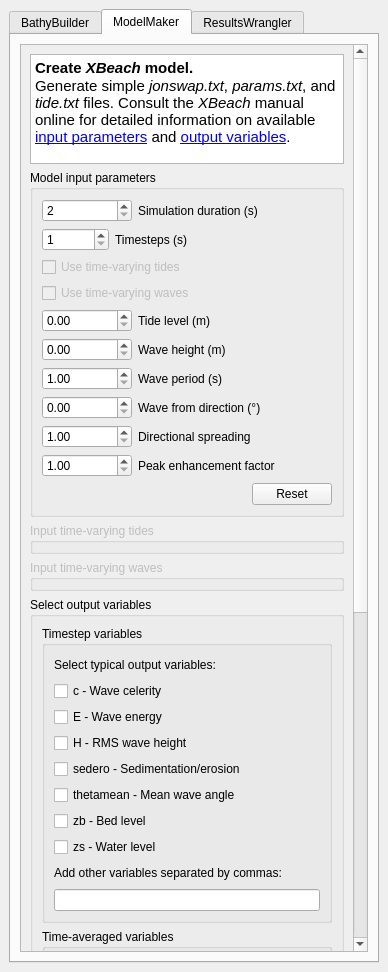
Above: QBeach_dockwidget_base.ui from JTMelly/QBeach before the change. Below: the same form after it.
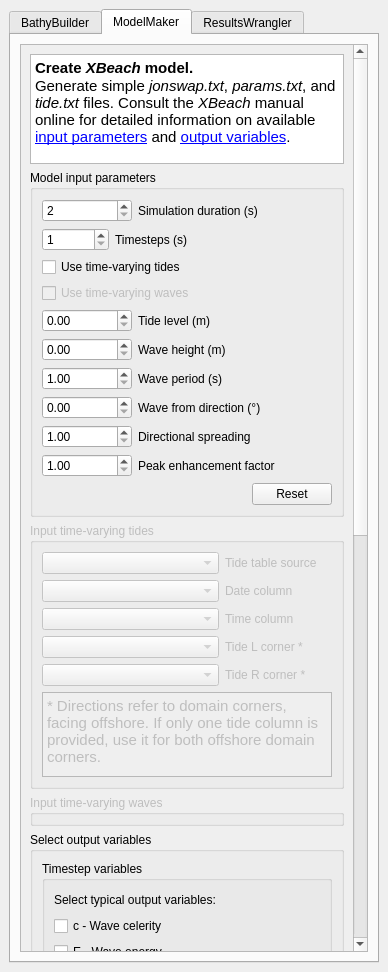
That is the form after the change. Custom widgets are drawn as their Qt base class.

Commit message: added UI elements and logic to load tide tables, more functionality needed

Patch:
```diff
--- a/QBeach_dockwidget_base.ui
+++ b/QBeach_dockwidget_base.ui
@@ -26,7 +26,7 @@
    <string>QBeach</string>
   </property>
   <widget class="QWidget" name="dockWidgetContents">
-   <layout class="QGridLayout" name="gridLayout_18">
+   <layout class="QGridLayout" name="gridLayout_19">
     <item row="0" column="0">
      <widget class="QTabWidget" name="tabQBeach">
       <property name="currentIndex">
@@ -1187,7 +1187,7 @@
        <attribute name="title">
         <string>ModelMaker</string>
        </attribute>
-       <layout class="QGridLayout" name="gridLayout_16">
+       <layout class="QGridLayout" name="gridLayout_18">
         <item row="0" column="0">
          <widget class="QScrollArea" name="saMM">
           <property name="widgetResizable">
@@ -1196,15 +1196,15 @@
           <widget class="QWidget" name="scrollAreaWidgetContents_2">
            <property name="geometry">
             <rect>
-             <x>0</x>
+             <x>-10</x>
              <y>0</y>
-             <width>346</width>
-             <height>882</height>
+             <width>353</width>
+             <height>963</height>
             </rect>
            </property>
-           <layout class="QGridLayout" name="gridLayout_9">
+           <layout class="QGridLayout" name="gridLayout_16">
             <item row="0" column="0">
-             <layout class="QVBoxLayout" name="verticalLayout_7">
+             <layout class="QVBoxLayout" name="verticalLayout_14">
               <item>
                <widget class="QTextBrowser" name="txtbModelMaker">
                 <property name="minimumSize">
@@ -1325,7 +1325,7 @@
                      <item>
                       <widget class="QCheckBox" name="cbVariableTides">
                        <property name="enabled">
-                        <bool>false</bool>
+                        <bool>true</bool>
                        </property>
                        <property name="text">
                         <string>Use time-varying tides</string>
@@ -1637,11 +1637,216 @@
                  <bool>false</bool>
                 </property>
                 <property name="styleSheet">
-                 <string notr="true"> QgsCollapsibleGroupBoxBasic { border: none; }QgsCollapsibleGroupBoxBasic::title, QgsCollapsibleGroupBox::title {  subcontrol-origin: margin;  subcontrol-position: top left;  margin-left: 20px;  margin-right: 5px;  left: 0px;  top: 1px;}</string>
+                 <string notr="true">QgsCollapsibleGroupBoxBasic::title, QgsCollapsibleGroupBox::title {  subcontrol-origin: margin;  subcontrol-position: top left;  margin-left: 20px;  margin-right: 5px;  left: 0px;  top: 1px;}QgsCollapsibleGroupBoxBasic::title, QgsCollapsibleGroupBox::title {  subcontrol-origin: margin;  subcontrol-position: top left;  margin-left: 20px;  margin-right: 5px;  left: 0px;  top: 1px;}QgsCollapsibleGroupBoxBasic::title, QgsCollapsibleGroupBox::title {  subcontrol-origin: margin;  subcontrol-position: top left;  margin-left: 20px;  margin-right: 5px;  left: 0px;  top: 1px;}</string>
                 </property>
                 <property name="title">
                  <string>Input time-varying tides</string>
                 </property>
+                <property name="collapsed">
+                 <bool>false</bool>
+                </property>
+                <layout class="QGridLayout" name="gridLayout_9">
+                 <item row="0" column="0">
+                  <layout class="QVBoxLayout" name="verticalLayout_7">
+                   <item>
+                    <layout class="QHBoxLayout" name="horizontalLayout_76">
+                     <item>
+                      <widget class="QgsMapLayerComboBox" name="mlcbTideTable">
+                       <property name="minimumSize">
+                        <size>
+                         <width>177</width>
+                         <height>0</height>
+                        </size>
+                       </property>
+                      </widget>
+                     </item>
+                     <item>
+                      <widget class="QLabel" name="lbTideTable">
+                       <property name="text">
+                        <string>Tide table source</string>
+                       </property>
+                      </widget>
+                     </item>
+                     <item>
+                      <spacer name="horizontalSpacer_75">
+                       <property name="orientation">
+                        <enum>Qt::Orientation::Horizontal</enum>
+                       </property>
+                       <property name="sizeHint" stdset="0">
+                        <size>
+                         <width>40</width>
+                         <height>20</height>
+                        </size>
+                       </property>
+                      </spacer>
+                     </item>
+                    </layout>
+                   </item>
+                   <item>
+                    <layout class="QHBoxLayout" name="horizontalLayout_75">
+                     <item>
+                      <widget class="QComboBox" name="cbDateColumn">
+                       <property name="minimumSize">
+                        <size>
+                         <width>177</width>
+                         <height>0</height>
+                        </size>
+                       </property>
+                      </widget>
+                     </item>
+                     <item>
+                      <widget class="QLabel" name="lbDateColumn">
+                       <property name="text">
+                        <string>Date column</string>
+                       </property>
+                      </widget>
+                     </item>
+                     <item>
+                      <spacer name="horizontalSpacer_74">
+                       <property name="orientation">
+                        <enum>Qt::Orientation::Horizontal</enum>
+                       </property>
+                       <property name="sizeHint" stdset="0">
+                        <size>
+                         <width>40</width>
+                         <height>20</height>
+                        </size>
+                       </property>
+                      </spacer>
+                     </item>
+                    </layout>
+                   </item>
+                   <item>
+                    <layout class="QHBoxLayout" name="horizontalLayout_74">
+                     <item>
+                      <widget class="QComboBox" name="cbTimeColumn">
+                       <property name="minimumSize">
+                        <size>
+                         <width>177</width>
+                         <height>0</height>
+                        </size>
+                       </property>
+                      </widget>
+                     </item>
+                     <item>
+                      <widget class="QLabel" name="lbTimeColumn">
+                       <property name="text">
+                        <string>Time column</string>
+                       </property>
+                      </widget>
+                     </item>
+                     <item>
+                      <spacer name="horizontalSpacer_73">
+                       <property name="orientation">
+                        <enum>Qt::Orientation::Horizontal</enum>
+                       </property>
+                       <property name="sizeHint" stdset="0">
+                        <size>
+                         <width>40</width>
+                         <height>20</height>
+                        </size>
+                       </property>
+                      </spacer>
+                     </item>
+                    </layout>
+                   </item>
+                   <item>
+                    <layout class="QHBoxLayout" name="horizontalLayout_73">
+                     <item>
+                      <widget class="QComboBox" name="cbLeftTideColumn">
+                       <property name="minimumSize">
+                        <size>
+                         <width>177</width>
+                         <height>0</height>
+                        </size>
+                       </property>
+                      </widget>
+                     </item>
+                     <item>
+                      <widget class="QLabel" name="lbTideColumnL">
+                       <property name="text">
+                        <string>Tide L corner *</string>
+                       </property>
+                      </widget>
+                     </item>
+                     <item>
+                      <spacer name="horizontalSpacer_72">
+                       <property name="orientation">
+                        <enum>Qt::Orientation::Horizontal</enum>
+                       </property>
+                       <property name="sizeHint" stdset="0">
+                        <size>
+                         <width>40</width>
+                         <height>20</height>
+                        </size>
+                       </property>
+                      </spacer>
+                     </item>
+                    </layout>
+                   </item>
+                   <item>
+                    <layout class="QHBoxLayout" name="horizontalLayout_72">
+                     <item>
+                      <widget class="QComboBox" name="cbRightTideColumn">
+                       <property name="minimumSize">
+                        <size>
+                         <width>177</width>
+                         <height>0</height>
+                        </size>
+                       </property>
+                      </widget>
+                     </item>
+                     <item>
+                      <widget class="QLabel" name="lbTideColumnL_2">
+                       <property name="text">
+                        <string>Tide R corner *</string>
+                       </property>
+                      </widget>
+                     </item>
+                     <item>
+                      <spacer name="horizontalSpacer_71">
+                       <property name="orientation">
+                        <enum>Qt::Orientation::Horizontal</enum>
+                       </property>
+                       <property name="sizeHint" stdset="0">
+                        <size>
+                         <width>18</width>
+                         <height>20</height>
+                        </size>
+                       </property>
+                      </spacer>
+                     </item>
+                    </layout>
+                   </item>
+                   <item>
+                    <widget class="QTextBrowser" name="textBrowser">
+                     <property name="minimumSize">
+                      <size>
+                       <width>0</width>
+                       <height>85</height>
+                      </size>
+                     </property>
+                     <property name="maximumSize">
+                      <size>
+                       <width>16777215</width>
+                       <height>100</height>
+                      </size>
+                     </property>
+                     <property name="html">
+                      <string>&lt;!DOCTYPE HTML PUBLIC &quot;-//W3C//DTD HTML 4.0//EN&quot; &quot;http://www.w3.org/TR/REC-html40/strict.dtd&quot;&gt;
+&lt;html&gt;&lt;head&gt;&lt;meta name=&quot;qrichtext&quot; content=&quot;1&quot; /&gt;&lt;meta charset=&quot;utf-8&quot; /&gt;&lt;style type=&quot;text/css&quot;&gt;
+p, li { white-space: pre-wrap; }
+hr { height: 1px; border-width: 0; }
+li.unchecked::marker { content: &quot;\2610&quot;; }
+li.checked::marker { content: &quot;\2612&quot;; }
+&lt;/style&gt;&lt;/head&gt;&lt;body style=&quot; font-family:'Ubuntu Sans'; font-size:11pt; font-weight:400; font-style:normal;&quot;&gt;
+&lt;p style=&quot; margin-top:0px; margin-bottom:0px; margin-left:0px; margin-right:0px; -qt-block-indent:0; text-indent:0px;&quot;&gt;* Directions refer to domain corners, facing offshore. If only one tide column is provided, use it for both offshore domain corners.&lt;/p&gt;&lt;/body&gt;&lt;/html&gt;</string>
+                     </property>
+                    </widget>
+                   </item>
+                  </layout>
+                 </item>
+                </layout>
                </widget>
               </item>
               <item>
@@ -1650,7 +1855,7 @@
                  <bool>false</bool>
                 </property>
                 <property name="styleSheet">
-                 <string notr="true"> QgsCollapsibleGroupBoxBasic { border: none; }QgsCollapsibleGroupBoxBasic::title, QgsCollapsibleGroupBox::title {  subcontrol-origin: margin;  subcontrol-position: top left;  margin-left: 20px;  margin-right: 5px;  left: 0px;  top: 1px;}</string>
+                 <string notr="true"> QgsCollapsibleGroupBoxBasic { border: none; }QgsCollapsibleGroupBoxBasic::title, QgsCollapsibleGroupBox::title {  subcontrol-origin: margin;  subcontrol-position: top left;  margin-left: 20px;  margin-right: 5px;  left: 0px;  top: 1px;}QgsCollapsibleGroupBoxBasic::title, QgsCollapsibleGroupBox::title {  subcontrol-origin: margin;  subcontrol-position: top left;  margin-left: 20px;  margin-right: 5px;  left: 0px;  top: 1px;}QgsCollapsibleGroupBoxBasic::title, QgsCollapsibleGroupBox::title {  subcontrol-origin: margin;  subcontrol-position: top left;  margin-left: 20px;  margin-right: 5px;  left: 0px;  top: 1px;}</string>
                 </property>
                 <property name="title">
                  <string>Input time-varying waves</string>
@@ -2377,8 +2582,8 @@
                 </property>
                 <property name="sizeHint" stdset="0">
                  <size>
-                  <width>248</width>
-                  <height>18</height>
+                  <width>218</width>
+                  <height>40</height>
                  </size>
                 </property>
                </spacer>
```
Left out of the diff: 4 changed lines with no effect on the pictures. The commit also changes 3 other files.
